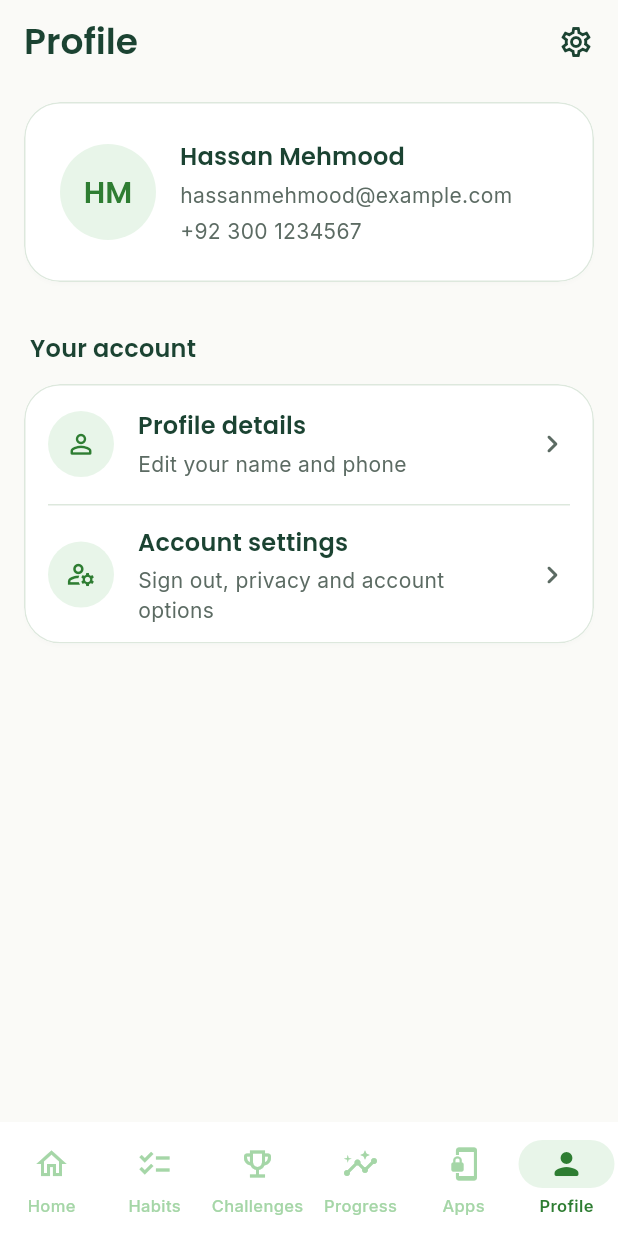
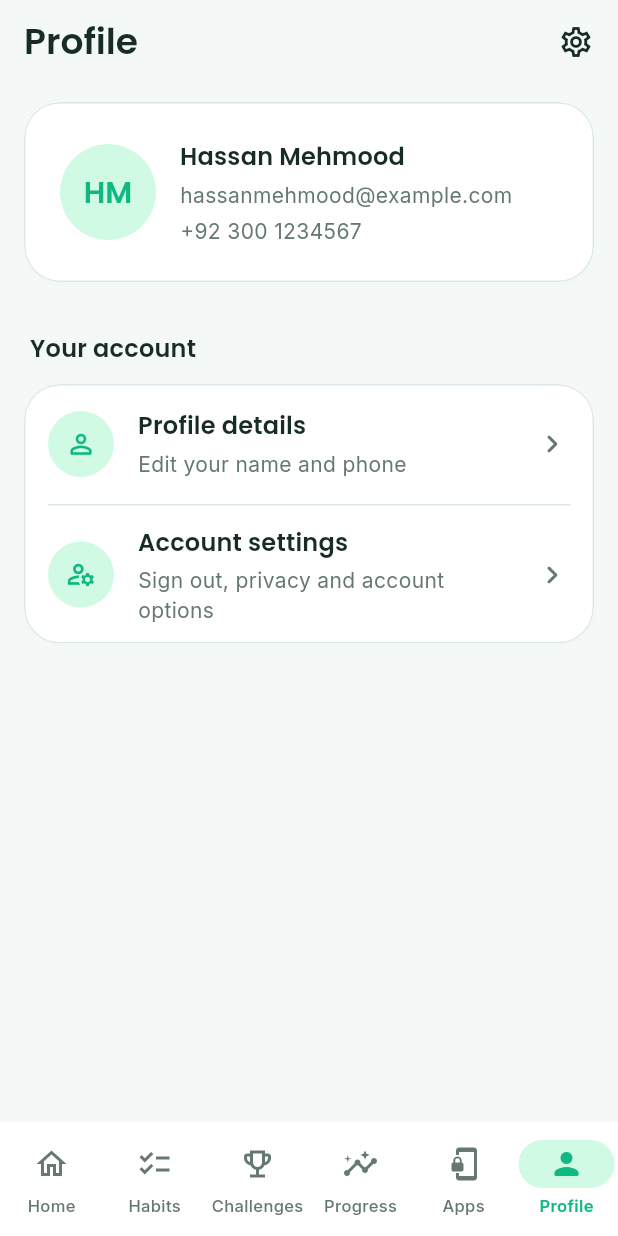
Before and after one commit to hassanmehmood2511/digital-wellbeing-app, a Flutter app: the screen it shows after launch, after a tap on "HM", on a phone screen of 412 x 824 dp. Run offline on Flutter 3.47's test engine with Material 3 defaults, Android fonts, the phone set to English and light mode, and no system bars; our stand-ins replace country_picker, font_awesome_flutter, google_fonts, shared_preferences.

Commit message:
fix header of home screen and change color scheme throughout app

```diff
--- a/lib/core/theme/app_colors.dart
+++ b/lib/core/theme/app_colors.dart
@@ -3,39 +3,38 @@ import 'package:flutter/material.dart';
 class AppColors {
   AppColors._();
 
-  // Primary Green
-  static const Color primary = Color(0xFF2E7D32);
-  static const Color secondary = Color(0xFF4CAF50);
+  // Primary Green Palette
+  static const Color primary = Color(0xFF10B982);
+  static const Color secondary = Color(0xFF075B49);
 
   // Supporting Greens
-  // Primary Green Palette
-  static const Color primaryDark = Color(0xFF2F7164);
-  static const Color lightGreen = Color(0xFF81C784);
-  static const Color sage = Color(0xFFA5D6A7);
-  static const Color mint = Color(0xFFE8F5E9);
+  static const Color primaryDark = Color(0xFF075B49);
+  static const Color lightGreen = Color(0xFF10B982);
+  static const Color sage = Color(0xFF667873);
+  static const Color mint = Color(0xFFD0FAE4);
 
   // Background & Surface
-  static const Color background = Color(0xFFF5FAF5);
+  static const Color background = Color(0xFFF4F8F7);
   static const Color white = Color(0xFFFFFFFF);
 
   // Text
-  static const Color textPrimary = Color(0xFF1B4332);
-  static const Color textSecondary = Color(0xFF5C6B63);
+  static const Color textPrimary = Color(0xFF172B27);
+  static const Color textSecondary = Color(0xFF667873);
 
   // Border
-  static const Color border = Color(0xFFDDE8DD);
+  static const Color border = Color(0xFFDCE8E3);
   // Backgrounds & Surfaces
   static const Color surface = Color(0xFFFFFFFF);
 
   // Text Colors
-  static const Color primaryText = Color(0xFF1B4332);
-  static const Color secondaryText = Color(0xFF5C6B63);
+  static const Color primaryText = Color(0xFF172B27);
+  static const Color secondaryText = Color(0xFF667873);
 
   // Status & Accents
   static const Color warning = Color(0xFFF59E0B);
-  static const Color success = Color(0xFF10B981);
+  static const Color success = Color(0xFF10B982);
   static const Color error = Color(0xFFEF4444);
-  static const Color primarySoft = Color(0xFFE8F5E9);
+  static const Color primarySoft = Color(0xFFD0FAE4);
 }
 
 abstract class BehtarColors {
--- a/lib/core/theme/app_theme.dart
+++ b/lib/core/theme/app_theme.dart
@@ -6,45 +6,38 @@ export 'app_colors.dart';
 
 
 abstract final class BehtarColors {
-  static const splashBackground = Color(0xFFF5FAF5);
-  static const splashPrimary = Color(0xFF2E7D32);
-  static const splashSecondary = Color(0xFF4CAF50);
-  static const splashLight = Color(0xFF81C784);
-  static const splashSage = Color(0xFFA5D6A7);
-  static const splashMint = Color(0xFFE8F5E9);
+  static const splashBackground = Color(0xFFF4F8F7);
+  static const splashPrimary = Color(0xFF10B982);
+  static const splashSecondary = Color(0xFF075B49);
+  static const splashLight = Color(0xFF10B982);
+  static const splashSage = Color(0xFF667873);
+  static const splashMint = Color(0xFFD0FAE4);
   static const splashSurface = Color(0xFFFFFFFF);
-  static const splashText = Color(0xFF1B4332);
-  static const splashSecondaryText = Color(0xFF5C6B63);
-  static const splashBorder = Color(0xFFDDE8DD);
+  static const splashText = Color(0xFF172B27);
+  static const splashSecondaryText = Color(0xFF667873);
+  static const splashBorder = Color(0xFFDCE8E3);
 
-  static const background = Color(0xFFFAFAF7);
+  static const background = Color(0xFFF4F8F7);
   // Primary Green Palette
-  static const Color primary = Color(0xFF2E7D32);
-  static const Color secondary = Color(0xFF4CAF50);
-  static const Color lightGreen = Color(0xFF81C784);
-  static const Color sage = Color(0xFFA5D6A7);
-  static const Color mint = Color(0xFFE8F5E9);
+  static const Color primary = Color(0xFF10B982);
+  static const Color secondary = Color(0xFF075B49);
+  static const Color lightGreen = Color(0xFF10B982);
+  static const Color sage = Color(0xFF667873);
+  static const Color mint = Color(0xFFD0FAE4);
 
   // Backgrounds & Surfaces
   static const Color white = Color(0xFFFFFFFF);
 
   // Text Colors
-  static const Color textPrimary = Color(0xFF1B4332);
-  static const Color textSecondary = Color(0xFF5C6B63);
+  static const Color textPrimary = Color(0xFF172B27);
+  static const Color textSecondary = Color(0xFF667873);
 
   // Borders & Dividers
-  static const Color border = Color(0xFFDDE8DD);
+  static const Color border = Color(0xFFDCE8E3);
 
-  // static const primary = Color(0xFF2E7D32);
-  // static const secondary = Color(0xFF4CAF50);
-  // static const lightGreen = Color(0xFF81C784);
-  // static const sage = Color(0xFFA5D6A7);
-  // static const mint = Color(0xFFE8F5E9);
-  // static const background = Color(0xFFF5FAF5);
   static const surface = Color(0xFFFFFFFF);
-  static const primaryText = Color(0xFF1B4332);
-  static const secondaryText = Color(0xFF5C6B63);
-  // static const border = Color(0xFFDDE8DD);
+  static const primaryText = Color(0xFF172B27);
+  static const secondaryText = Color(0xFF667873);
 }
 
 abstract final class BehtarSpacing {
--- a/lib/features/auth/widgets/auth_background_painter.dart
+++ b/lib/features/auth/widgets/auth_background_painter.dart
@@ -21,7 +21,7 @@ class AuthBackgroundPainter extends CustomPainter {
       )
       ..close();
 
-    paint.color = const Color(0xFFE8F5E9);
+    paint.color = const Color(0xFFD0FAE4);
     canvas.drawPath(topPath, paint);
   }
 
--- a/lib/features/habits/presentation/widgets/habit_card.dart
+++ b/lib/features/habits/presentation/widgets/habit_card.dart
@@ -75,9 +75,12 @@ class HabitCard extends StatelessWidget {
 
                     Row(
                       children: [
-                        Text(
-                          '${habit.completedCount}/${habit.targetCount} today',
-                          style: AppTextStyles.label,
+                        Flexible(
+                          child: Text(
+                            '${habit.completedCount}/${habit.targetCount} today',
+                            style: AppTextStyles.label,
+                            overflow: TextOverflow.ellipsis,
+                          ),
                         ),
 
                         const SizedBox(width: AppSpacing.sm),
--- a/lib/features/home/home_dashboard_screen.dart
+++ b/lib/features/home/home_dashboard_screen.dart
@@ -207,19 +207,15 @@ class _HomeDashboardScreenState extends State<HomeDashboardScreen> {
               ),
               children: [
                 // Slightly narrower, centered header/greeting band; the cards
-                // below keep the list's original full-width padding.
                 Padding(
                   padding: const EdgeInsets.symmetric(
                     horizontal: BehtarSpacing.sm,
                   ),
                   child: Column(
+                    crossAxisAlignment: CrossAxisAlignment.start,
                     children: [
                       _buildHeader(context),
-                      const SizedBox(height: BehtarSpacing.sm),
-                      _buildGreeting(context),
-                      // Equal space above and below centers the greeting
-                      // group vertically within the header/greeting section.
-                      const SizedBox(height: BehtarSpacing.sm),
+                      const SizedBox(height: BehtarSpacing.base),
                     ],
                   ),
                 ),
@@ -240,34 +236,43 @@ class _HomeDashboardScreenState extends State<HomeDashboardScreen> {
   }
 
   Widget _buildHeader(BuildContext context) {
+    final theme = Theme.of(context);
     final fullName = widget.controller?.fullName.trim() ?? '';
-    final initials = _initials(fullName);
+    final displayName = fullName.isNotEmpty ? fullName : 'Hassan';
+    final initials = _initials(displayName);
 
-    return Row(
+    return Column(
+      crossAxisAlignment: CrossAxisAlignment.start,
+      children: [
+        Row(
           crossAxisAlignment: CrossAxisAlignment.center,
           children: [
-        GestureDetector(
-          onTap: () => _openTab(_tabProfile),
-          child: CircleAvatar(
-            radius: 22,
-            backgroundColor: BehtarColors.primary,
-            child: initials.isEmpty
-                ? const Icon(
-                    Icons.person_rounded,
-                    color: BehtarColors.surface,
-                    size: 24,
-                  )
-                : Text(
-                    initials,
-                    style: const TextStyle(
-                      color: BehtarColors.surface,
-                      fontWeight: FontWeight.w600,
-                      fontSize: 14,
+            Expanded(
+              child: Column(
+                crossAxisAlignment: CrossAxisAlignment.start,
+                mainAxisSize: MainAxisSize.min,
+                children: [
+                  Text(
+                    _greetingForTime(),
+                    style: theme.textTheme.titleMedium?.copyWith(
+                      color: BehtarColors.textSecondary,
+                      fontWeight: FontWeight.w500,
+                      letterSpacing: 0.2,
                     ),
                   ),
+                  const SizedBox(height: 2),
+                  Text(
+                    displayName,
+                    style: theme.textTheme.headlineLarge?.copyWith(
+                      fontWeight: FontWeight.w700,
+                      color: BehtarColors.textPrimary,
+                      letterSpacing: -0.5,
                     ),
                   ),
-        const Spacer(),
+                ],
+              ),
+            ),
+            const SizedBox(width: BehtarSpacing.sm),
             IconButton(
               tooltip: 'Notifications',
               onPressed: () {},
@@ -301,36 +306,28 @@ class _HomeDashboardScreenState extends State<HomeDashboardScreen> {
                   ),
                 ],
               ),
-      ],
-    );
-  }
-
-  Widget _buildGreeting(BuildContext context) {
-    final theme = Theme.of(context);
-
-    return Center(
-      child: Column(
-        mainAxisSize: MainAxisSize.min,
-        crossAxisAlignment: CrossAxisAlignment.center,
-        children: [
-          Text(
-            '${_greetingForTime()},',
-            textAlign: TextAlign.center,
-            style: theme.textTheme.titleMedium?.copyWith(
-              color: BehtarColors.textSecondary,
-              fontWeight: FontWeight.w500,
-              letterSpacing: 0.2,
+            GestureDetector(
+              onTap: () => _openTab(_tabProfile),
+              child: CircleAvatar(
+                radius: 22,
+                backgroundColor: BehtarColors.primary,
+                child: initials.isEmpty
+                    ? const Icon(
+                        Icons.person_rounded,
+                        color: BehtarColors.surface,
+                        size: 24,
+                      )
+                    : Text(
+                        initials,
+                        style: const TextStyle(
+                          color: BehtarColors.surface,
+                          fontWeight: FontWeight.w600,
+                          fontSize: 14,
                         ),
                       ),
-          const SizedBox(height: BehtarSpacing.xs),
-          Text(
-            '${_firstName()}! 👋',
-            textAlign: TextAlign.center,
-            style: theme.textTheme.headlineLarge?.copyWith(
-              fontWeight: FontWeight.w700,
-              color: BehtarColors.textPrimary,
-              letterSpacing: -0.5,
               ),
+            ),
+          ],
         ),
         const SizedBox(height: BehtarSpacing.sm),
         Container(
@@ -343,8 +340,7 @@ class _HomeDashboardScreenState extends State<HomeDashboardScreen> {
             borderRadius: BorderRadius.circular(BehtarRadii.pill),
           ),
           child: Text(
-              'Small steps. Big changes.',
-              textAlign: TextAlign.center,
+            'Small Steps, Big Changes',
             style: theme.textTheme.bodyMedium?.copyWith(
               color: BehtarColors.primary,
               fontWeight: FontWeight.w600,
@@ -353,7 +349,6 @@ class _HomeDashboardScreenState extends State<HomeDashboardScreen> {
           ),
         ),
       ],
-      ),
     );
   }
 
@@ -720,8 +715,9 @@ class _HomeDashboardScreenState extends State<HomeDashboardScreen> {
 
   String _greetingForTime() {
     final hour = DateTime.now().hour;
-    if (hour < 12) return 'Good morning';
-    if (hour < 18) return 'Good afternoon';
-    return 'Good evening';
+    if (hour >= 5 && hour < 12) return 'Good morning';
+    if (hour >= 12 && hour < 17) return 'Good afternoon';
+    if (hour >= 17 && hour < 21) return 'Good evening';
+    return 'Good night';
   }
 }
--- a/lib/features/rewards/progress_screen.dart
+++ b/lib/features/rewards/progress_screen.dart
@@ -200,12 +200,15 @@ class _PointsHero extends StatelessWidget {
           Row(
             mainAxisAlignment: MainAxisAlignment.spaceBetween,
             children: [
-              Text(
-                'Lifetime points earned',
-                style: Theme.of(context).textTheme.bodyMedium?.copyWith(
-                  color: BehtarColors.textSecondary,
+              Expanded(
+                child: Text(
+                  'Lifetime points earned',
+                  style: Theme.of(context).textTheme.bodyMedium?.copyWith(
+                    color: BehtarColors.textSecondary,
+                  ),
                 ),
               ),
+              const SizedBox(width: BehtarSpacing.sm),
               Text(
                 '$lifetimeEarned',
                 style: Theme.of(context).textTheme.titleMedium?.copyWith(
```
Also changed, not shown: lib/features/auth/screens/forgot_password_screen.dart (+8 -8 lines), lib/features/auth/screens/login_screen.dart (+8 -8 lines), lib/features/auth/screens/signup_screen.dart (+8 -8 lines), lib/features/onboarding_screen/onboarding_layout.dart (+10 -10 lines), lib/features/splashscreen/splash_screen.dart (+16 -16 lines), 1 other file. Lines whose indentation alone changed are shown as unchanged.
